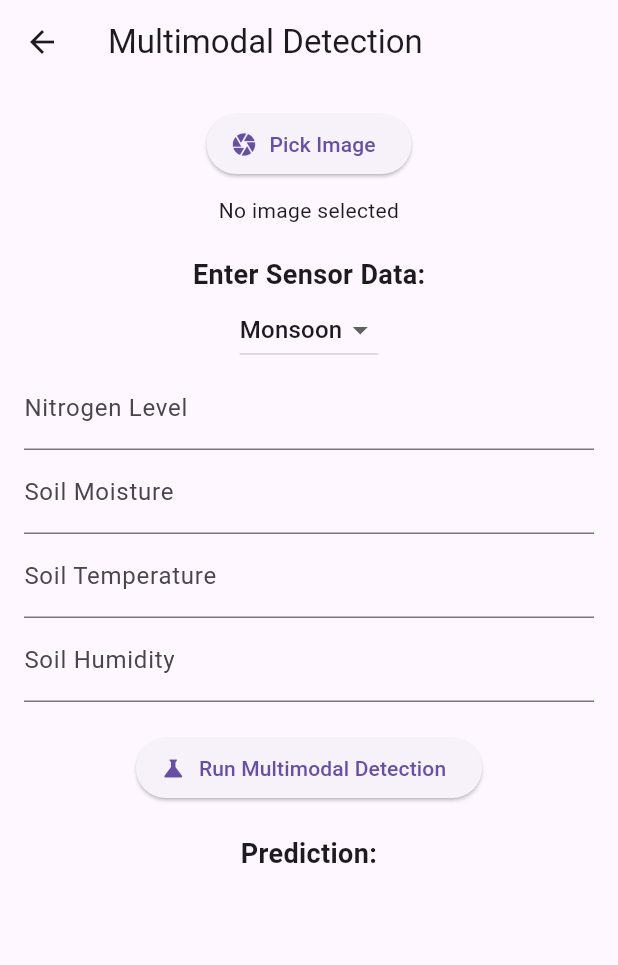
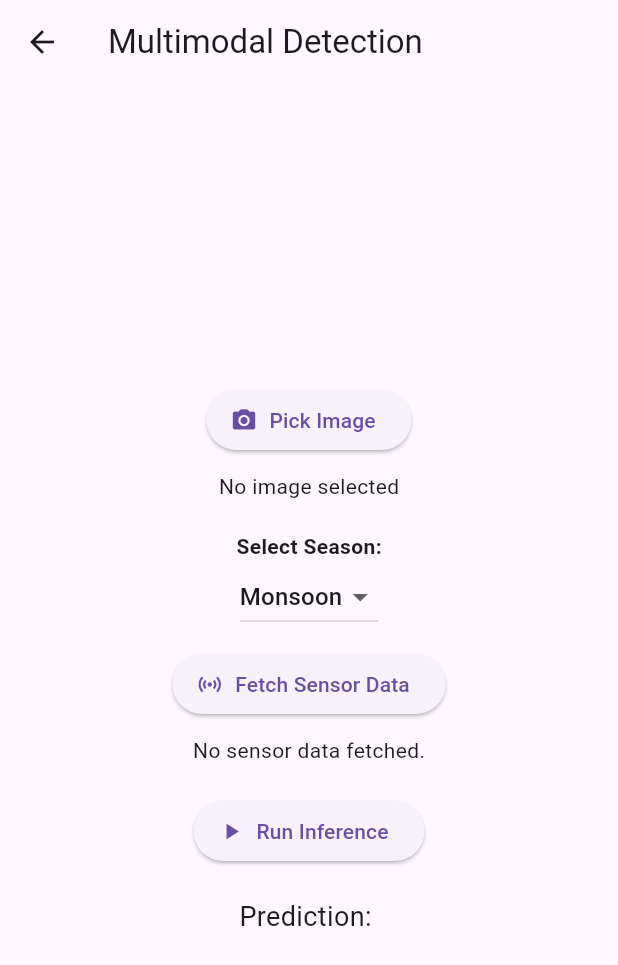
Before and after one commit to RajeevSekar/farm_buddy, a Flutter app: the MultiModalDetectionScreen screen opened directly, on a phone screen of 412 x 824 dp. Shown: the top 965 px of the screen. Run offline on Flutter 3.47's test engine with Material 3 defaults, Android fonts, the phone set to English and light mode, and no system bars; our stand-ins replace image_picker; missing offline and left inert: tflite_flutter.

Commit message:
updated multimodal page with sensor data fetch

```diff
--- a/lib/multimodal_detection_screen.dart
+++ b/lib/multimodal_detection_screen.dart
@@ -1,5 +1,6 @@
 import 'dart:io';
 import 'dart:typed_data';
+import 'dart:convert';
 import 'package:flutter/material.dart';
 import 'package:image_picker/image_picker.dart';
 import 'package:image/image.dart' as img;
@@ -19,12 +20,10 @@ class _MultiModalDetectionScreenState extends State<MultiModalDetectionScreen> {
   String _predictionText = "";
   double imageProbability = 0.0;
   double sensorProbability = 0.0;
+  bool _sensorDataFetched = false;
 
   String _selectedSeason = "Monsoon";
-  TextEditingController nitrogenController = TextEditingController();
-  TextEditingController moistureController = TextEditingController();
-  TextEditingController temperatureController = TextEditingController();
-  TextEditingController humidityController = TextEditingController();
+  Map<String, double> _fetchedSensorData = {};
 
   @override
   void initState() {
@@ -49,7 +48,7 @@ class _MultiModalDetectionScreenState extends State<MultiModalDetectionScreen> {
 
     setState(() {
       _imageFile = File(pickedFile.path);
-      _predictionText = ""; // Reset prediction
+      _predictionText = "";
     });
 
     devtools.log("📷 Image selected");
@@ -66,9 +65,9 @@ class _MultiModalDetectionScreenState extends State<MultiModalDetectionScreen> {
     for (int y = 0; y < resizedImage.height; y++) {
       for (int x = 0; x < resizedImage.width; x++) {
         var pixel = resizedImage.getPixel(x, y);
-        normalizedPixels.add((pixel.r / 255.0)); // Normalize R
-        normalizedPixels.add((pixel.g / 255.0)); // Normalize G
-        normalizedPixels.add((pixel.b / 255.0)); // Normalize B
+        normalizedPixels.add((pixel.r / 255.0));
+        normalizedPixels.add((pixel.g / 255.0));
+        normalizedPixels.add((pixel.b / 255.0));
       }
     }
 
@@ -78,7 +77,8 @@ class _MultiModalDetectionScreenState extends State<MultiModalDetectionScreen> {
   List<List<List<List<double>>>> _reshapeInput(List<double> flat, int height, int width, int channels) {
     List<List<List<List<double>>>> tensor = List.generate(
       1,
-            (_) => List.generate(height, (_) => List.generate(width, (_) => List.filled(channels, 0.0))));
+          (_) => List.generate(height, (_) => List.generate(width, (_) => List.filled(channels, 0.0))),
+    );
 
     int index = 0;
     for (int i = 0; i < height; i++) {
@@ -91,11 +91,63 @@ class _MultiModalDetectionScreenState extends State<MultiModalDetectionScreen> {
     return tensor;
   }
 
+  Future<void> _fetchSensorData() async {
+    try {
+      final socket = await Socket.connect('192.168.220.249', 12345).timeout(Duration(seconds: 5));
+      String response = "";
+
+      await socket.listen((List<int> data) {
+        response += String.fromCharCodes(data);
+      }).asFuture();
+
+      socket.destroy();
+
+      RegExp regex = RegExp(r"\{.*\}");
+      final match = regex.firstMatch(response);
+      if (match == null) throw Exception("No JSON found in response");
+
+      String jsonLike = match.group(0)!;
+      jsonLike = jsonLike.replaceAll("'", '"');
+
+      Map<String, dynamic> sensorData = json.decode(jsonLike);
+
+      setState(() {
+        _fetchedSensorData = {
+          "nitrogen": (sensorData["nitrogen"] as num).toDouble(),
+          "moisture": (sensorData["moisture"] as num).toDouble(),
+          "temperature": (sensorData["temperature"] as num).toDouble(),
+          "humidity": (sensorData["humidity"] as num).toDouble(),
+        };
+        _selectedSeason = sensorData["season"];
+        _sensorDataFetched = true;
+      });
+
+      devtools.log("✅ Sensor Data: $_fetchedSensorData, Season: $_selectedSeason");
+    } catch (e) {
+      _showSensorError("Failed to fetch sensor data: $e");
+    }
+  }
+
+  void _showSensorError(String msg) {
+    devtools.log("❌ Sensor data error: $msg");
+    setState(() => _sensorDataFetched = false);
+    showDialog(
+      context: context,
+      builder: (_) => AlertDialog(
+        title: Text("Sensor Data Error"),
+        content: Text(msg),
+        actions: [TextButton(onPressed: () => Navigator.pop(context), child: Text("OK"))],
+      ),
+    );
+  }
+
   Future<void> _runInference() async {
     if (_imageFile == null) {
-      setState(() {
-        _predictionText = "⚠️ Please select an image first!";
-      });
+      setState(() => _predictionText = "⚠️ Please select an image first!");
+      return;
+    }
+    if (!_sensorDataFetched) {
+      setState(() => _predictionText = "⚠️ Please fetch sensor data first!");
       return;
     }
 
@@ -111,27 +163,23 @@ class _MultiModalDetectionScreenState extends State<MultiModalDetectionScreen> {
 
       _imageInterpreter?.run(inputTensor, outputTensor);
       imageProbability = outputTensor[0][0];
+      devtools.log("📊 Image Model Output: $imageProbability");
 
-      devtools.log("📊 Image Model Output: $imageProbability");
+      _runSensorInference();
     } catch (e) {
-      devtools.log("❌ Error processing image: $e");
       setState(() {
-        _predictionText = "Error processing image!";
+        _predictionText = "Error during image processing.";
         _isProcessing = false;
       });
-      return;
+    }
   }
 
-    _runSensorInference();
-  }
+  void _runSensorInference() {
+    double nitrogen = _fetchedSensorData["nitrogen"]!;
+    double moisture = _fetchedSensorData["moisture"]!;
+    double temperature = _fetchedSensorData["temperature"]!;
+    double humidity = _fetchedSensorData["humidity"]!;
 
-  Future<void> _runSensorInference() async {
-    double nitrogen = double.tryParse(nitrogenController.text) ?? 10.0;
-    double moisture = double.tryParse(moistureController.text) ?? 10.0;
-    double temperature = double.tryParse(temperatureController.text) ?? 25.0;
-    double humidity = double.tryParse(humidityController.text) ?? 60.0;
-
-    // Normalizing sensor inputs using min-max scaling
     double normNitrogen = (nitrogen - 10) / (300 - 10);
     double normMoisture = (moisture - 10) / (60 - 10);
     double normTemperature = (temperature - 25) / (38 - 25);
@@ -148,13 +196,9 @@ class _MultiModalDetectionScreenState extends State<MultiModalDetectionScreen> {
     List<List<double>> inputTensor = [inputValues];
     List<List<double>> outputTensor = List.generate(1, (_) => [0.0]);
 
-    try {
     _sensorInterpreter?.run(inputTensor, outputTensor);
     sensorProbability = outputTensor[0][0];
     devtools.log("📊 Sensor Model Output: $sensorProbability");
-    } catch (e) {
-      devtools.log("❌ Error running sensor model: $e");
-    }
 
     _runFinalPrediction();
   }
@@ -180,54 +224,57 @@ class _MultiModalDetectionScreenState extends State<MultiModalDetectionScreen> {
   Widget build(BuildContext context) {
     return Scaffold(
       appBar: AppBar(title: Text('Multimodal Detection')),
-      body: SingleChildScrollView(
-        padding: EdgeInsets.all(16.0),
+      body: Center(
+        child: SingleChildScrollView(
+          padding: EdgeInsets.all(16),
           child: Column(
-          crossAxisAlignment: CrossAxisAlignment.center,
+            mainAxisAlignment: MainAxisAlignment.center,
             children: [
-            Center(
-              child: ElevatedButton.icon(
-                icon: Icon(Icons.camera),
+              ElevatedButton.icon(
+                icon: Icon(Icons.camera_alt),
                 label: Text('Pick Image'),
                 onPressed: () => _pickAndProcessImage(ImageSource.gallery),
               ),
-            ),
               SizedBox(height: 10),
               _imageFile != null
-                ? Center(child: Image.file(_imageFile!, height: 200))
-                : Text("No image selected", textAlign: TextAlign.center),
+                  ? Image.file(_imageFile!, height: 200)
+                  : Text("No image selected"),
               SizedBox(height: 20),
-
-            // FORM
-            Text("Enter Sensor Data:", style: TextStyle(fontSize: 18, fontWeight: FontWeight.bold)),
+              Text("Select Season:", style: TextStyle(fontWeight: FontWeight.bold)),
               DropdownButton<String>(
                 value: _selectedSeason,
                 items: ["Monsoon", "Winter", "Summer"]
-                  .map((season) => DropdownMenuItem(value: season, child: Text(season)))
+                    .map((s) => DropdownMenuItem(value: s, child: Text(s)))
                     .toList(),
-              onChanged: (value) => setState(() => _selectedSeason = value!),
+                onChanged: (v) => setState(() => _selectedSeason = v!),
               ),
-            TextField(controller: nitrogenController, decoration: InputDecoration(labelText: "Nitrogen Level")),
-            TextField(controller: moistureController, decoration: InputDecoration(labelText: "Soil Moisture")),
-            TextField(controller: temperatureController, decoration: InputDecoration(labelText: "Soil Temperature")),
-            TextField(controller: humidityController, decoration: InputDecoration(labelText: "Soil Humidity")),
+              SizedBox(height: 10),
+              ElevatedButton.icon(
+                icon: Icon(Icons.sensors),
+                label: Text("Fetch Sensor Data"),
+                onPressed: _fetchSensorData,
+              ),
+              SizedBox(height: 10),
+              _sensorDataFetched
+                  ? Column(
+                children: [
+                  Text("🌡 Temp: ${_fetchedSensorData["temperature"]?.toStringAsFixed(2)}°C"),
+                  Text("💧 Humidity: ${_fetchedSensorData["humidity"]?.toStringAsFixed(2)}%"),
+                  Text("🌱 Moisture: ${_fetchedSensorData["moisture"]?.toStringAsFixed(2)}"),
+                  Text("🧪 Nitrogen: ${_fetchedSensorData["nitrogen"]?.toStringAsFixed(2)}"),
+                ],
+              )
+                  : Text("No sensor data fetched."),
               SizedBox(height: 20),
-
-            Center(
-              child: ElevatedButton.icon(
-                icon: Icon(Icons.science),
-                label: Text('Run Multimodal Detection'),
+              ElevatedButton.icon(
+                icon: Icon(Icons.play_arrow),
+                label: Text("Run Inference"),
                 onPressed: _runInference,
               ),
+              SizedBox(height: 20),
+              Text("Prediction: $_predictionText", style: TextStyle(fontSize: 18)),
+            ],
           ),
-            SizedBox(height: 20),
-
-            Text(
-              "Prediction: $_predictionText",
-              style: TextStyle(fontSize: 18, fontWeight: FontWeight.bold),
-              textAlign: TextAlign.center,
-            ),
-          ],
         ),
       ),
     );
```
Also changed, not shown: 7 other files. Lines whose indentation alone changed are shown as unchanged.
